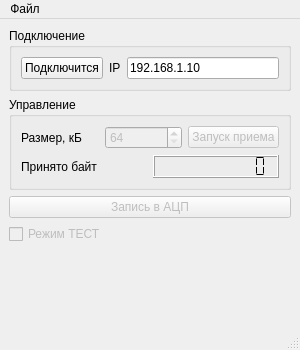
This is mainwindow.ui in reffum/digitizer_pc as Qt 5 draws it before an edit. The edited form follows.
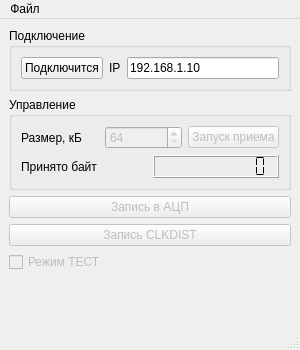
This is the edited form.

Commit message: Add button for write CLKDIST.

```diff
--- a/mainwindow.ui
+++ b/mainwindow.ui
@@ -152,6 +152,16 @@
       </property>
      </widget>
     </item>
+    <item>
+     <widget class="QPushButton" name="clkdistSpi_pushButton">
+      <property name="enabled">
+       <bool>false</bool>
+      </property>
+      <property name="text">
+       <string>Запись CLKDIST</string>
+      </property>
+     </widget>
+    </item>
     <item>
      <widget class="QCheckBox" name="test_checkBox">
       <property name="enabled">
```
The commit also changes 5 other files.
